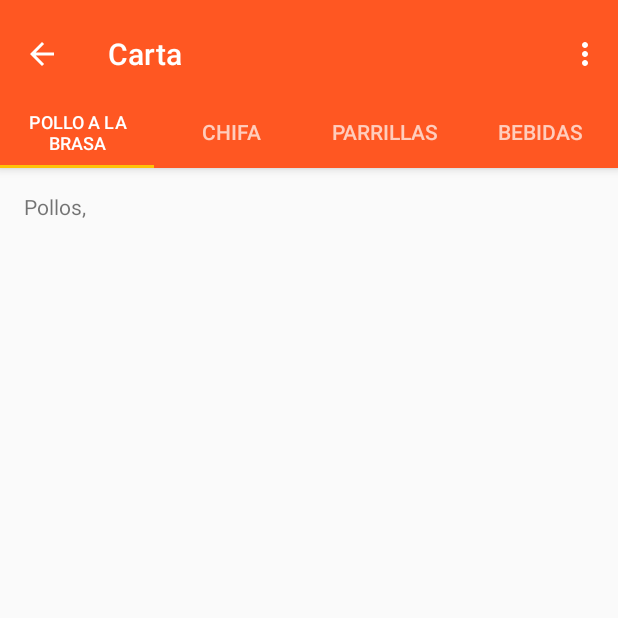
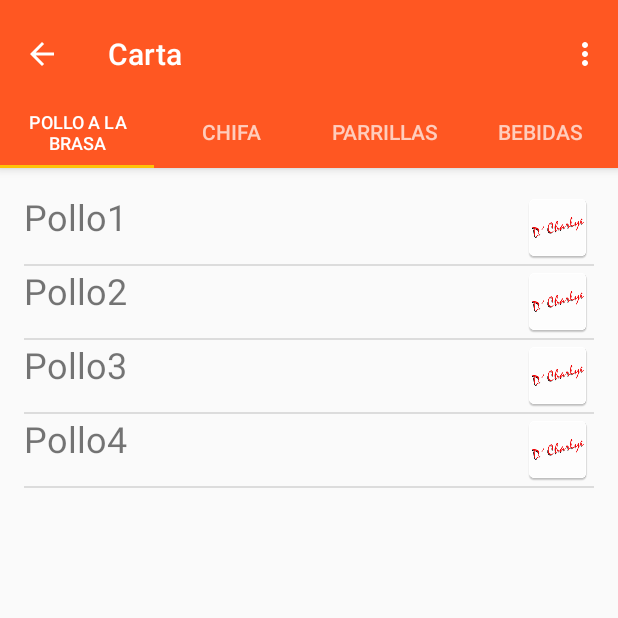
Before and after one commit to christianmtr/Restaurante_DCharlye_app, an Android app: the screen it shows after launch (CartaActivity), after a tap on "Carta", on a phone screen of 412 x 824 dp, the top half of it. Run offline under Robolectric (Android 15) with nearby library versions, the phone set to English and light mode, and no system bars; 1 other tap on this screen came first.

Commit message:
Pestañas listas.

```diff
--- a/app/src/main/java/com/sistematica/restaurantedcharlye/CartaActivity.java
+++ b/app/src/main/java/com/sistematica/restaurantedcharlye/CartaActivity.java
@@ -1,5 +1,6 @@
 package com.sistematica.restaurantedcharlye;
 
+import android.graphics.drawable.Drawable;
 import android.os.Bundle;
 import android.support.design.widget.TabLayout;
 import android.support.v4.app.Fragment;
@@ -14,9 +15,9 @@ import android.view.MenuItem;
 import android.view.View;
 import android.view.ViewGroup;
 import android.widget.ListView;
-import android.widget.TextView;
 
 import com.sistematica.restaurantedcharlye.adaptores_lista.carta;
+import com.sistematica.restaurantedcharlye.adaptores_lista.lista_carta;
 
 import java.util.ArrayList;
 
@@ -37,11 +38,11 @@ public class CartaActivity extends AppCompatActivity {
      */
     private ViewPager mViewPager;
 
-    ListView lv_carta;
-    ArrayList<carta> lpollos = new ArrayList<carta>();
-    ArrayList<carta> lchifa = new ArrayList<carta>();
-    ArrayList<carta> lparrilla = new ArrayList<carta>();
-    ArrayList<carta> lbebidas = new ArrayList<carta>();
+    static ListView lv_carta;
+    static ArrayList<carta> lpollos = new ArrayList<carta>();
+    static ArrayList<carta> lchifa = new ArrayList<carta>();
+    static ArrayList<carta> lparrilla = new ArrayList<carta>();
+    static ArrayList<carta> lbebidas = new ArrayList<carta>();
 
 
     @Override
@@ -63,8 +64,31 @@ public class CartaActivity extends AppCompatActivity {
         TabLayout tabLayout = (TabLayout) findViewById(R.id.tabs);
         tabLayout.setupWithViewPager(mViewPager);
 
+        /***********************************************/
+        Drawable d = getDrawable(R.mipmap.ic_launcher);
+        lpollos.add(new carta(d, "Pollo1"));
+        lpollos.add(new carta(d, "Pollo2"));
+        lpollos.add(new carta(d, "Pollo3"));
+        lpollos.add(new carta(d, "Pollo4"));
+        lchifa.add(new carta(d, "Chifa1"));
+        lchifa.add(new carta(d, "Chifa2"));
+        lchifa.add(new carta(d, "Chifa3"));
+        lchifa.add(new carta(d, "Chifa4"));
+        lparrilla.add(new carta(d, "Parrilla2"));
+        lparrilla.add(new carta(d, "Parrilla3"));
+        lparrilla.add(new carta(d, "Parrilla4"));
+        lparrilla.add(new carta(d, "Parrilla5"));
+        lbebidas.add(new carta(d, "Gaseosa1"));
+        lbebidas.add(new carta(d, "Gaseosa2"));
+        lbebidas.add(new carta(d, "Gaseosa3"));
+        lbebidas.add(new carta(d, "Jugo4"));
     }
 
+    @Override
+    protected void onDestroy() {
+        super.onDestroy();
+        limpia_todo();
+    }
 
     @Override
     public boolean onCreateOptionsMenu(Menu menu) {
@@ -117,10 +141,8 @@ public class CartaActivity extends AppCompatActivity {
         public View onCreateView(LayoutInflater inflater, ViewGroup container,
                                  Bundle savedInstanceState) {
             View rootView = inflater.inflate(R.layout.fragment_carta, container, false);
-            TextView textView = (TextView) rootView.findViewById(R.id.section_label);
-//            textView.setText(getString(R.string.section_format, getArguments().getInt(ARG_SECTION_NUMBER)));
 
-            // mi codigo xD
+            /*********************************** mi codigo ****************************************/
 //            switch (getArguments().getInt(ARG_SECTION_NUMBER)) {
 //                case 1:
 //                    textView.setText(textView.getText() + "Pollos,\n");
@@ -133,13 +155,28 @@ public class CartaActivity extends AppCompatActivity {
 //            }
 
             if ((getArguments().getInt(ARG_SECTION_NUMBER)) == 1) {
-                textView.setText(textView.getText() + "Pollos,\n");
+//                textView.setText(textView.getText() + "Pollos,\n");
+                lv_carta = (ListView) rootView.findViewById(R.id.lv_lista_carta);
+
+                lista_carta adaptador_pollos = new lista_carta(getActivity(), lpollos);
+                lv_carta.setAdapter(adaptador_pollos);
             } else if ((getArguments().getInt(ARG_SECTION_NUMBER)) == 2) {
-                textView.setText(textView.getText() + "Chifas,\n");
+//                textView.setText(textView.getText() + "Chifas,\n");
+
+                lv_carta = (ListView) rootView.findViewById(R.id.lv_lista_carta);
+                lista_carta adaptador_chifa = new lista_carta(getActivity(), lchifa);
+                lv_carta.setAdapter(adaptador_chifa);
             } else if ((getArguments().getInt(ARG_SECTION_NUMBER)) == 3) {
-                textView.setText(textView.getText() + "Parrillas,\n");
+//                textView.setText(textView.getText() + "Parrillas,\n");
+
+                lv_carta = (ListView) rootView.findViewById(R.id.lv_lista_carta);
+                lista_carta adaptador_parrila = new lista_carta(getActivity(), lparrilla);
+                lv_carta.setAdapter(adaptador_parrila);
             } else if ((getArguments().getInt(ARG_SECTION_NUMBER)) == 4) {
-                textView.setText(textView.getText() + "Otros xD,\n");
+//                textView.setText(textView.getText() + "Otros xD,\n");
+                lv_carta = (ListView) rootView.findViewById(R.id.lv_lista_carta);
+                lista_carta adaptador_bebidas = new lista_carta(getActivity(), lbebidas);
+                lv_carta.setAdapter(adaptador_bebidas);
             }
 
             return rootView;
@@ -184,4 +221,11 @@ public class CartaActivity extends AppCompatActivity {
             return null;
         }
     }
+
+    public void limpia_todo() {
+        lpollos.clear();
+        lchifa.clear();
+        lparrilla.clear();
+        lbebidas.clear();
+    }
 }
--- a/app/src/main/res/layout/fragment_carta.xml
+++ b/app/src/main/res/layout/fragment_carta.xml
@@ -8,20 +8,9 @@
     android:paddingTop="@dimen/activity_vertical_margin"
     tools:context="com.sistematica.restaurantedcharlye.CartaActivity$PlaceholderFragment">
 
-    <LinearLayout
-        android:orientation="vertical"
+    <ListView
         android:layout_width="match_parent"
-        android:layout_height="match_parent">
-
-        <TextView
-            android:id="@+id/section_label"
-            android:layout_width="match_parent"
-            android:layout_height="wrap_content" />
-
-        <ListView
-            android:layout_width="match_parent"
-            android:layout_height="match_parent"
-            android:id="@+id/lv_lista_carta" />
-    </LinearLayout>
+        android:layout_height="match_parent"
+        android:id="@+id/lv_lista_carta" />
 
 </RelativeLayout>
--- a/app/src/main/res/layout/lista_carta.xml
+++ b/app/src/main/res/layout/lista_carta.xml
@@ -3,6 +3,14 @@
     xmlns:app="http://schemas.android.com/apk/res-auto"
     android:layout_width="match_parent"
     android:layout_height="match_parent">
+
+    <TextView
+        android:layout_width="wrap_content"
+        android:layout_height="wrap_content"
+        android:id="@+id/tv_lista"
+        android:layout_weight="1"
+        android:textSize="24sp"
+        android:textAlignment="viewStart" />
 
     <ImageView
         android:layout_width="wrap_content"
@@ -10,10 +18,4 @@
         android:id="@+id/iv_lista"
         app:srcCompat="@mipmap/ic_launcher" />
 
-    <TextView
-        android:layout_width="wrap_content"
-        android:layout_height="wrap_content"
-        android:id="@+id/tv_lista"
-        android:layout_weight="1"
-        android:textSize="24sp" />
 </LinearLayout>
```
